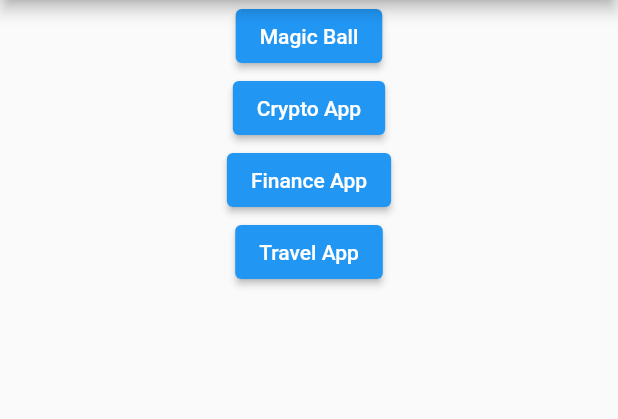
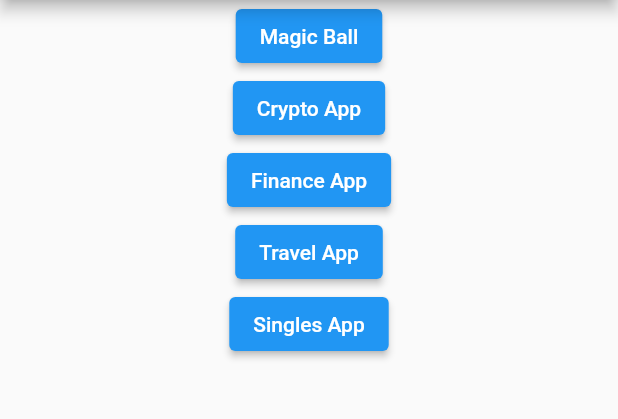
Before and after one commit to MorgueMorg/Neobis-UI-Apps, a Flutter app: the screen it shows after launch, on a phone screen of 412 x 824 dp, the part 84-503 px from its top. Run offline on Flutter 3.47's test engine with Material 2 defaults, Android fonts, the light colour scheme and no system bars.

Commit message:
Added singles_app :rocket:

```diff
--- a/lib/main.dart
+++ b/lib/main.dart
@@ -3,6 +3,7 @@ import 'package:neobisui/apps/magic_ball_app.dart';
 import 'package:neobisui/apps/crypto_app.dart';
 import 'package:neobisui/apps/finance_app.dart';
 import 'package:neobisui/apps/travel_app.dart';
+import 'package:neobisui/apps/singles_app.dart';
 
 void main() => runApp(MyApp());
 
@@ -16,6 +17,7 @@ class MyApp extends StatelessWidget {
         '/crypto_app': (context) => CryptoApp(),
         '/finance_app': (context) => FinanceApp(),
         '/travel_app': (context) => TravelApp(),
+        '/singles_app': (context) => SinglesApp(),
       },
     );
   }
@@ -52,6 +54,11 @@ class MyHomePage extends StatelessWidget {
                   Navigator.pushNamed(context, '/travel_app');
                 },
                 child: Text('Travel App')),
+            ElevatedButton(
+                onPressed: () {
+                  Navigator.pushNamed(context, '/singles_app');
+                },
+                child: Text('Singles App')),
           ],
         ),
       ),
```
Also changed, not shown: lib/apps/singles_app.dart (added, +16 -0 lines), assets/singlesImages/Book.png (added), assets/singlesImages/Bookshelf.png (added), assets/singlesImages/Diploma.png (added), assets/singlesImages/Globus.png (added), assets/singlesImages/Headphone.png (added), assets/singlesImages/Series.png (added).
